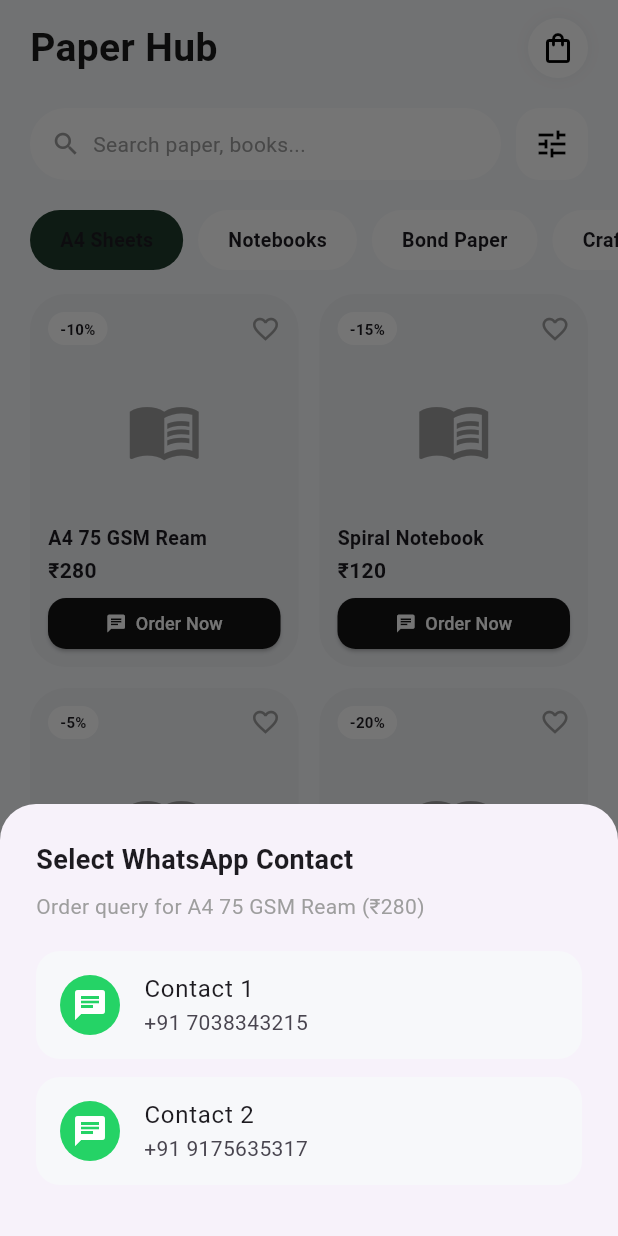
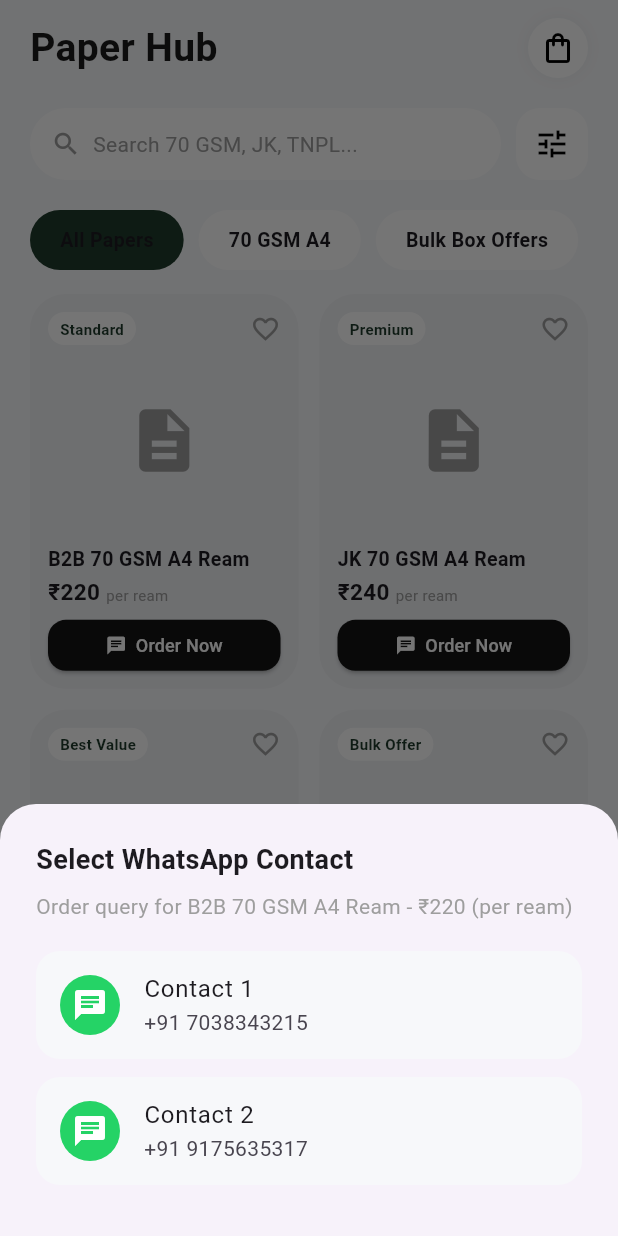
Before and after one commit to aslamsayyad472-dot/paper-hub, a Flutter app: the screen it shows after launch, after a tap on "Order Now", on a phone screen of 412 x 824 dp. Run offline on Flutter 3.47's test engine with Material 3 defaults, Android fonts, the phone set to English and light mode, and no system bars; network calls fail; statements that could not run were skipped.

Commit message:
Update main.dart

```diff
--- a/lib/main.dart
+++ b/lib/main.dart
@@ -32,41 +32,46 @@ class CatalogScreen extends StatefulWidget {
 class _CatalogScreenState extends State<CatalogScreen> {
   int selectedCategoryIndex = 0;
 
-  // Dono WhatsApp numbers setup
+  // Dono WhatsApp numbers
   final String whatsappNumber1 = '917038343215';
   final String whatsappNumber2 = '919175635317';
 
-  final List<String> categories = ['A4 Sheets', 'Notebooks', 'Bond Paper', 'Craft Paper'];
+  final List<String> categories = ['All Papers', '70 GSM A4', 'Bulk Box Offers'];
 
+  // Aapke exact products aur offers
   final List<Map<String, dynamic>> items = [
     {
-      'title': 'A4 75 GSM Ream',
-      'price': '₹280',
-      'discount': '-10%',
+      'title': 'B2B 70 GSM A4 Ream',
+      'price': '₹220',
+      'unit': 'per ream',
+      'badge': 'Standard',
       'image': 'https://images.unsplash.com/photo-1586075010923-2dd4570fb338?w=300',
     },
     {
-      'title': 'Spiral Notebook',
-      'price': '₹120',
-      'discount': '-15%',
-      'image': 'https://images.unsplash.com/photo-1544816155-12df9643f363?w=300',
+      'title': 'JK 70 GSM A4 Ream',
+      'price': '₹240',
+      'unit': 'per ream',
+      'badge': 'Premium',
+      'image': 'https://images.unsplash.com/photo-1589330694653-dad6bc0140ad?w=300',
     },
     {
-      'title': 'Executive Diary',
-      'price': '₹450',
-      'discount': '-5%',
-      'image': 'https://images.unsplash.com/photo-1512820790803-83ca734da794?w=300',
+      'title': 'TNPL 70 GSM A4 Ream',
+      'price': '₹200',
+      'unit': 'per ream',
+      'badge': 'Best Value',
+      'image': 'https://images.unsplash.com/photo-1586075010923-2dd4570fb338?w=300',
     },
     {
-      'title': 'Origami Color Pack',
-      'price': '₹199',
-      'discount': '-20%',
-      'image': 'https://images.unsplash.com/photo-1607344645866-009c320b5ab8?w=300',
+      'title': 'B2B A4 Box (10 Reams)',
+      'price': '₹2,000',
+      'unit': '₹200 / ream',
+      'badge': 'Bulk Offer',
+      'image': 'https://images.unsplash.com/photo-1530587191325-3db32d826c18?w=300',
     },
   ];
 
-  Future<void> _openWhatsApp(String phone, String title, String price) async {
-    final message = "Hello Paper Hub, I want to order:\nItem: $title\nPrice: $price";
+  Future<void> _openWhatsApp(String phone, String title, String price, String unit) async {
+    final message = "Hello Paper Hub,\nI want to place an order for:\n\n*Product:* $title\n*Price:* $price ($unit)";
     final url = Uri.parse("https://wa.me/$phone?text=${Uri.encodeComponent(message)}");
 
     if (await canLaunchUrl(url)) {
@@ -80,7 +85,7 @@ class _CatalogScreenState extends State<CatalogScreen> {
     }
   }
 
-  void _showWhatsAppChoice(String title, String price) {
+  void _showWhatsAppChoice(String title, String price, String unit) {
     showModalBottomSheet(
       context: context,
       shape: const RoundedRectangleBorder(
@@ -99,7 +104,7 @@ class _CatalogScreenState extends State<CatalogScreen> {
               ),
               const SizedBox(height: 8),
               Text(
-                'Order query for $title ($price)',
+                'Order query for $title - $price ($unit)',
                 style: const TextStyle(fontSize: 14, color: Colors.grey),
               ),
               const SizedBox(height: 20),
@@ -114,7 +119,7 @@ class _CatalogScreenState extends State<CatalogScreen> {
                 shape: RoundedRectangleBorder(borderRadius: BorderRadius.circular(16)),
                 onTap: () {
                   Navigator.pop(context);
-                  _openWhatsApp(whatsappNumber1, title, price);
+                  _openWhatsApp(whatsappNumber1, title, price, unit);
                 },
               ),
               const SizedBox(height: 12),
@@ -129,7 +134,7 @@ class _CatalogScreenState extends State<CatalogScreen> {
                 shape: RoundedRectangleBorder(borderRadius: BorderRadius.circular(16)),
                 onTap: () {
                   Navigator.pop(context);
-                  _openWhatsApp(whatsappNumber2, title, price);
+                  _openWhatsApp(whatsappNumber2, title, price, unit);
                 },
               ),
               const SizedBox(height: 10),
@@ -149,6 +154,7 @@ class _CatalogScreenState extends State<CatalogScreen> {
             Column(
               crossAxisAlignment: CrossAxisAlignment.start,
               children: [
+                // Header
                 Padding(
                   padding: const EdgeInsets.symmetric(horizontal: 20, vertical: 12),
                   child: Row(
@@ -179,6 +185,8 @@ class _CatalogScreenState extends State<CatalogScreen> {
                     ],
                   ),
                 ),
+
+                // Search Bar
                 Padding(
                   padding: const EdgeInsets.symmetric(horizontal: 20, vertical: 8),
                   child: Row(
@@ -195,7 +203,7 @@ class _CatalogScreenState extends State<CatalogScreen> {
                             children: [
                               Icon(Icons.search, color: Colors.grey, size: 20),
                               SizedBox(width: 8),
-                              Text('Search paper, books...', style: TextStyle(color: Colors.grey)),
+                              Text('Search 70 GSM, JK, TNPL...', style: TextStyle(color: Colors.grey)),
                             ],
                           ),
                         ),
@@ -213,6 +221,8 @@ class _CatalogScreenState extends State<CatalogScreen> {
                     ],
                   ),
                 ),
+
+                // Categories
                 Container(
                   height: 40,
                   margin: const EdgeInsets.symmetric(vertical: 12),
@@ -246,6 +256,8 @@ class _CatalogScreenState extends State<CatalogScreen> {
                     },
                   ),
                 ),
+
+                // Product Grid
                 Expanded(
                   child: GridView.builder(
                     padding: const EdgeInsets.fromLTRB(20, 4, 20, 100),
@@ -254,7 +266,7 @@ class _CatalogScreenState extends State<CatalogScreen> {
                       crossAxisCount: 2,
                       crossAxisSpacing: 14,
                       mainAxisSpacing: 14,
-                      childAspectRatio: 0.72,
+                      childAspectRatio: 0.68,
                     ),
                     itemBuilder: (context, index) {
                       final item = items[index];
@@ -277,8 +289,12 @@ class _CatalogScreenState extends State<CatalogScreen> {
                                     borderRadius: BorderRadius.circular(12),
                                   ),
                                   child: Text(
-                                    item['discount'],
-                                    style: const TextStyle(fontSize: 10, fontWeight: FontWeight.bold),
+                                    item['badge'],
+                                    style: const TextStyle(
+                                      fontSize: 10,
+                                      fontWeight: FontWeight.bold,
+                                      color: Color(0xFF1E3A2B),
+                                    ),
                                   ),
                                 ),
                                 const Icon(Icons.favorite_border, size: 20, color: Colors.grey),
@@ -291,7 +307,8 @@ class _CatalogScreenState extends State<CatalogScreen> {
                                   child: Image.network(
                                     item['image'],
                                     fit: BoxFit.cover,
-                                    errorBuilder: (_, __, ___) => const Icon(Icons.menu_book, size: 50, color: Colors.grey),
+                                    errorBuilder: (_, __, ___) =>
+                                        const Icon(Icons.description, size: 50, color: Colors.grey),
                                   ),
                                 ),
                               ),
@@ -299,14 +316,25 @@ class _CatalogScreenState extends State<CatalogScreen> {
                             const SizedBox(height: 6),
                             Text(
                               item['title'],
-                              maxLines: 1,
+                              maxLines: 2,
                               overflow: TextOverflow.ellipsis,
                               style: const TextStyle(fontSize: 13, fontWeight: FontWeight.w600),
                             ),
                             const SizedBox(height: 2),
-                            Text(
-                              item['price'],
-                              style: const TextStyle(fontSize: 14, fontWeight: FontWeight.bold),
+                            Row(
+                              crossAxisAlignment: CrossAxisAlignment.baseline,
+                              textBaseline: TextBaseline.alphabetic,
+                              children: [
+                                Text(
+                                  item['price'],
+                                  style: const TextStyle(fontSize: 15, fontWeight: FontWeight.bold),
+                                ),
+                                const SizedBox(width: 4),
+                                Text(
+                                  item['unit'],
+                                  style: const TextStyle(fontSize: 10, color: Colors.grey),
+                                ),
+                              ],
                             ),
                             const SizedBox(height: 8),
                             SizedBox(
@@ -321,7 +349,7 @@ class _CatalogScreenState extends State<CatalogScreen> {
                                   padding: EdgeInsets.zero,
                                 ),
                                 onPressed: () {
-                                  _showWhatsAppChoice(item['title'], item['price']);
+                                  _showWhatsAppChoice(item['title'], item['price'], item['unit']);
                                 },
                                 child: const Row(
                                   mainAxisAlignment: MainAxisAlignment.center,
@@ -344,6 +372,8 @@ class _CatalogScreenState extends State<CatalogScreen> {
                 ),
               ],
             ),
+
+            // Bottom Navigation Bar
             Positioned(
               bottom: 24,
               left: 30,
```
